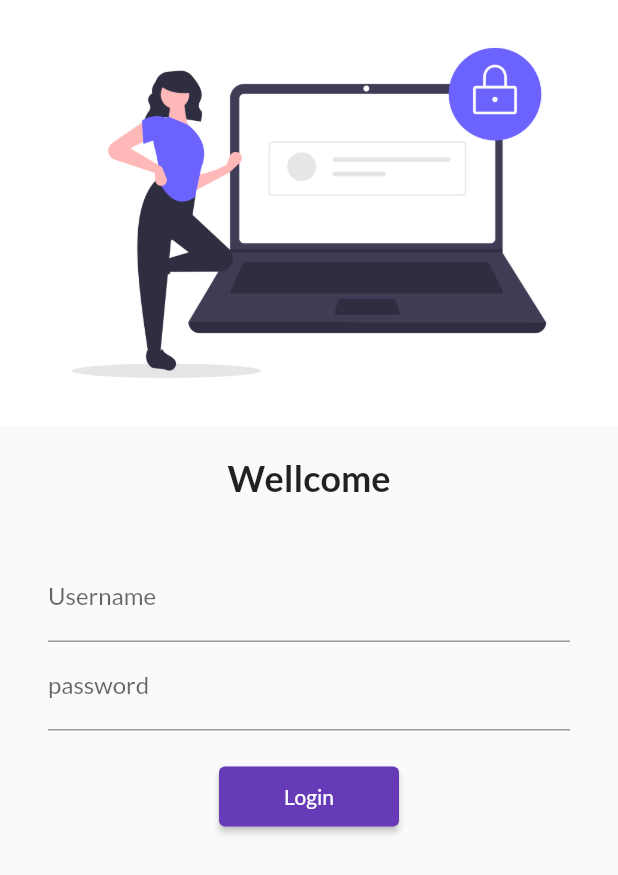
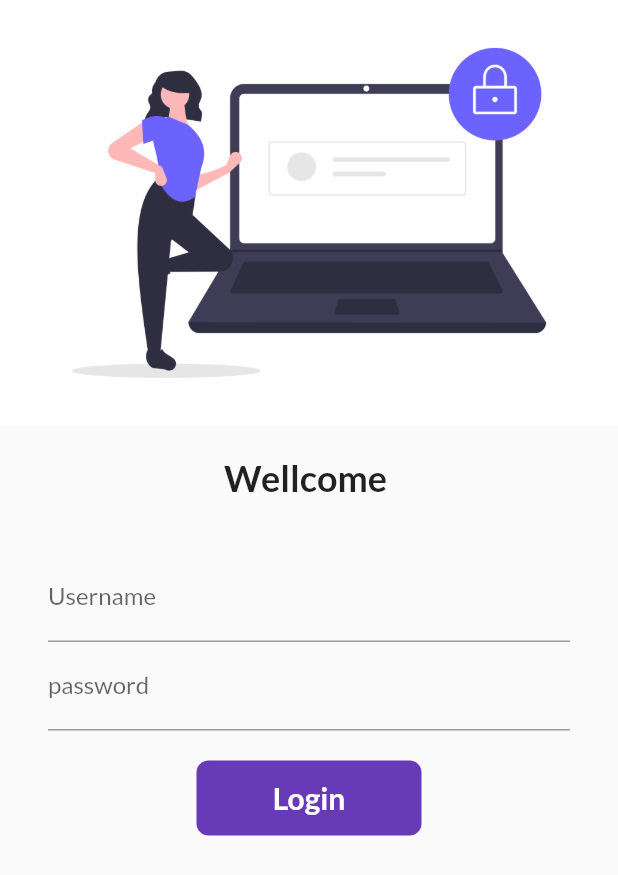
Before and after one commit to AndroidDeveloper3005/flutter-basic-dart-30-days, a Flutter app: the screen it shows after launch, on a phone screen of 412 x 824 dp. Shown: the top 875 px of the screen. Run offline on Flutter 3.47's test engine with Material 2 defaults, Android fonts, the phone set to English and light mode, and no system bars; our stand-ins replace google_fonts.

Commit message:
Stateful Animated Container Future Delay ---day six done

```diff
--- a/lib/pages/login_page.dart
+++ b/lib/pages/login_page.dart
@@ -1,9 +1,14 @@
-import 'dart:html';
-
 import 'package:flutter/material.dart';
 import 'package:flutter_basic/utils/routes.dart';
 
-class LoginPage extends StatelessWidget {
+class LoginPage extends StatefulWidget {
+  @override
+  _LoginPageState createState() => _LoginPageState();
+}
+
+class _LoginPageState extends State<LoginPage> {
+  String name = "";
+  bool changeButton = false;
   @override
   Widget build(BuildContext context) {
     return Material(
@@ -18,7 +23,7 @@ class LoginPage extends StatelessWidget {
           height: 20,
         ),
         Text(
-          "Wellcome",
+          "Wellcome $name",
           style: TextStyle(fontSize: 24, fontWeight: FontWeight.bold),
         ),
         SizedBox(
@@ -31,6 +36,10 @@ class LoginPage extends StatelessWidget {
               TextFormField(
                 decoration: InputDecoration(
                     hintText: "Enter Username", labelText: "Username"),
+                onChanged: (value) {
+                  name = value;
+                  setState(() {});
+                },
               ),
               TextFormField(
                 obscureText: true,
@@ -40,14 +49,49 @@ class LoginPage extends StatelessWidget {
               SizedBox(
                 height: 20,
               ),
-              ElevatedButton(
+              //animation
+              InkWell(
+                onTap: () async {
+                  setState(() {
+                    changeButton = true;
+                  });
+                  await Future.delayed(Duration(seconds: 1));
+                  Navigator.pushNamed(context, MyRoutes.homeRoute);
+                },
+                child: AnimatedContainer(
+                  duration: Duration(seconds: 1),
+                  width: changeButton ? 50 : 150,
+                  height: 50,
+                  alignment: Alignment.center,
+                  child: changeButton
+                      ? Icon(
+                          Icons.done,
+                          color: Colors.white,
+                        )
+                      : Text(
+                          "Login",
+                          style: TextStyle(
+                            color: Colors.white,
+                            fontWeight: FontWeight.bold,
+                            fontSize: 20,
+                          ),
+                        ),
+                  decoration: BoxDecoration(
+                      color: Colors.deepPurple,
+                      // shape:
+                      //changeButton ? BoxShape.circle : BoxShape.rectangle,
+                      borderRadius:
+                          BorderRadius.circular(changeButton ? 50 : 8)),
+                ),
+              ),
+              /*ElevatedButton(
                 onPressed: () {
                   //print("Button clicked");
                   Navigator.pushNamed(context, MyRoutes.homeRoute);
                 },
                 child: Text("Login"),
                 style: TextButton.styleFrom(minimumSize: Size(120, 40)),
-              )
+              )*/
             ],
           ),
         ),
```
